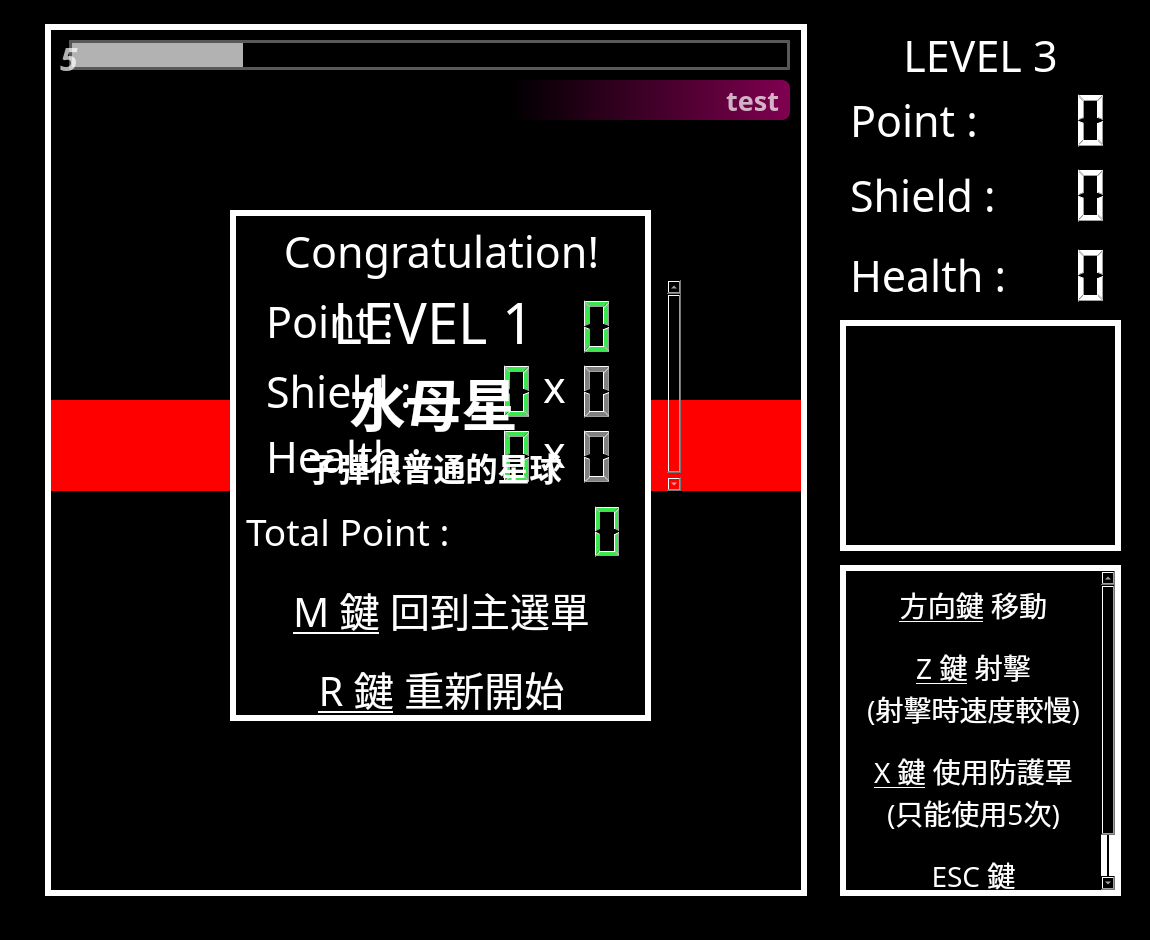
Old version of the form mainwindow.ui in the repository alvin5716/Shooting-Game-Space-Defender.
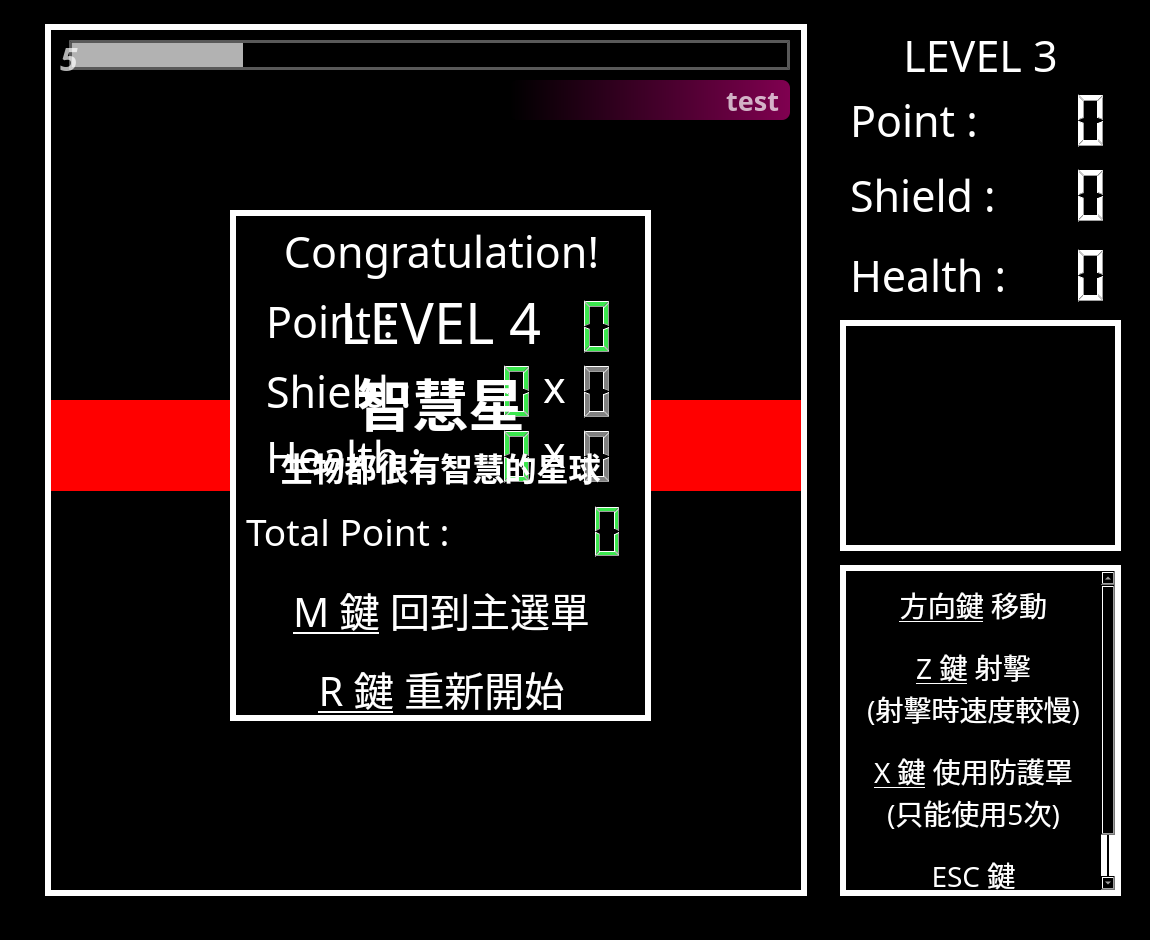
New version of the form. The open tabs and pages were chosen to show the change. Icons and pictures are not drawn.

Commit message: level4 prepare

Diff of the .ui file:
```diff
--- a/mainwindow.ui
+++ b/mainwindow.ui
@@ -994,6 +994,39 @@
         </property>
        </widget>
       </widget>
+      <widget class="QWidget" name="page_4">
+       <widget class="QTextBrowser" name="levelIntro2_4">
+        <property name="geometry">
+         <rect>
+          <x>0</x>
+          <y>0</y>
+          <width>481</width>
+          <height>261</height>
+         </rect>
+        </property>
+        <property name="font">
+         <font>
+          <family>Abyssinica SIL</family>
+          <pointsize>12</pointsize>
+          <weight>75</weight>
+          <bold>true</bold>
+         </font>
+        </property>
+        <property name="styleSheet">
+         <string notr="true">color:white;
+background-color: transparent;</string>
+        </property>
+        <property name="html">
+         <string>&lt;!DOCTYPE HTML PUBLIC &quot;-//W3C//DTD HTML 4.0//EN&quot; &quot;http://www.w3.org/TR/REC-html40/strict.dtd&quot;&gt;
+&lt;html&gt;&lt;head&gt;&lt;meta name=&quot;qrichtext&quot; content=&quot;1&quot; /&gt;&lt;style type=&quot;text/css&quot;&gt;
+p, li { white-space: pre-wrap; }
+&lt;/style&gt;&lt;/head&gt;&lt;body style=&quot; font-family:'Abyssinica SIL'; font-size:12pt; font-weight:600; font-style:normal;&quot;&gt;
+&lt;p align=&quot;center&quot; style=&quot; margin-top:0px; margin-bottom:0px; margin-left:0px; margin-right:0px; -qt-block-indent:0; text-indent:0px;&quot;&gt;&lt;span style=&quot; font-family:'TW Cen MT'; font-size:56px; font-weight:400;&quot;&gt;LEVEL 4&lt;/span&gt;&lt;/p&gt;
+&lt;p align=&quot;center&quot; style=&quot; margin-top:0px; margin-bottom:0px; margin-left:0px; margin-right:0px; -qt-block-indent:0; text-indent:0px;&quot;&gt;&lt;span style=&quot; font-family:'微軟正黑體'; font-size:56px;&quot;&gt;智慧星&lt;/span&gt;&lt;/p&gt;
+&lt;p align=&quot;center&quot; style=&quot; margin-top:0px; margin-bottom:0px; margin-left:0px; margin-right:0px; -qt-block-indent:0; text-indent:0px;&quot;&gt;&lt;span style=&quot; font-family:'微軟正黑體'; font-size:32px;&quot;&gt;生物都很有智慧的星球&lt;/span&gt;&lt;/p&gt;&lt;/body&gt;&lt;/html&gt;</string>
+        </property>
+       </widget>
+      </widget>
      </widget>
      <zorder>gameFrame</zorder>
      <zorder>graphicsView</zorder>
```
Left out of the diff: 35 changed lines with no effect on the pictures. The commit also changes 3 other files.
